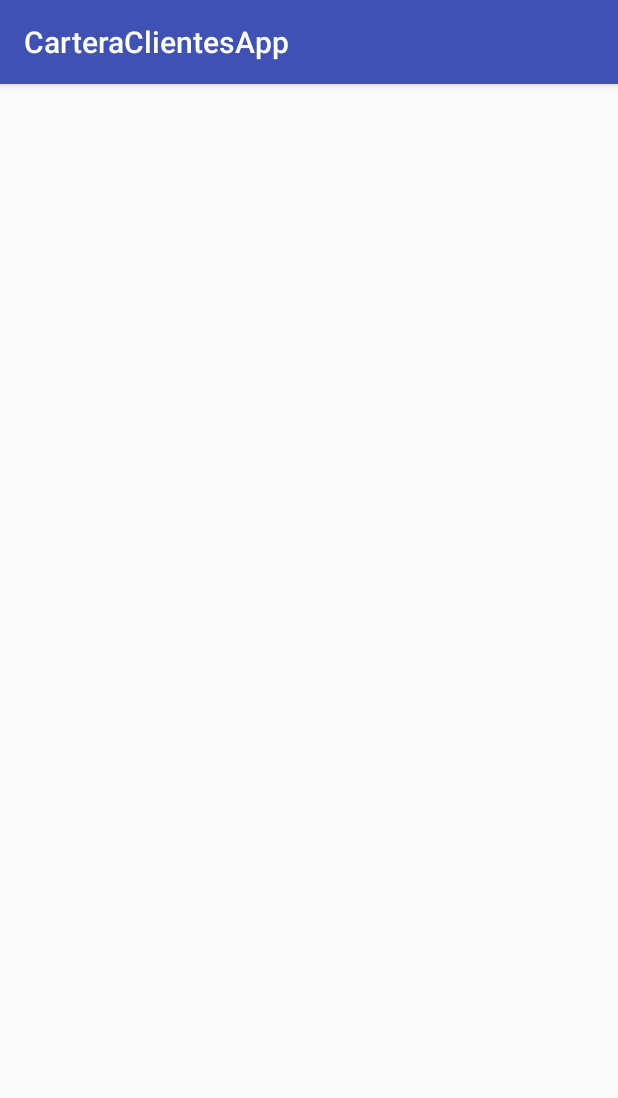
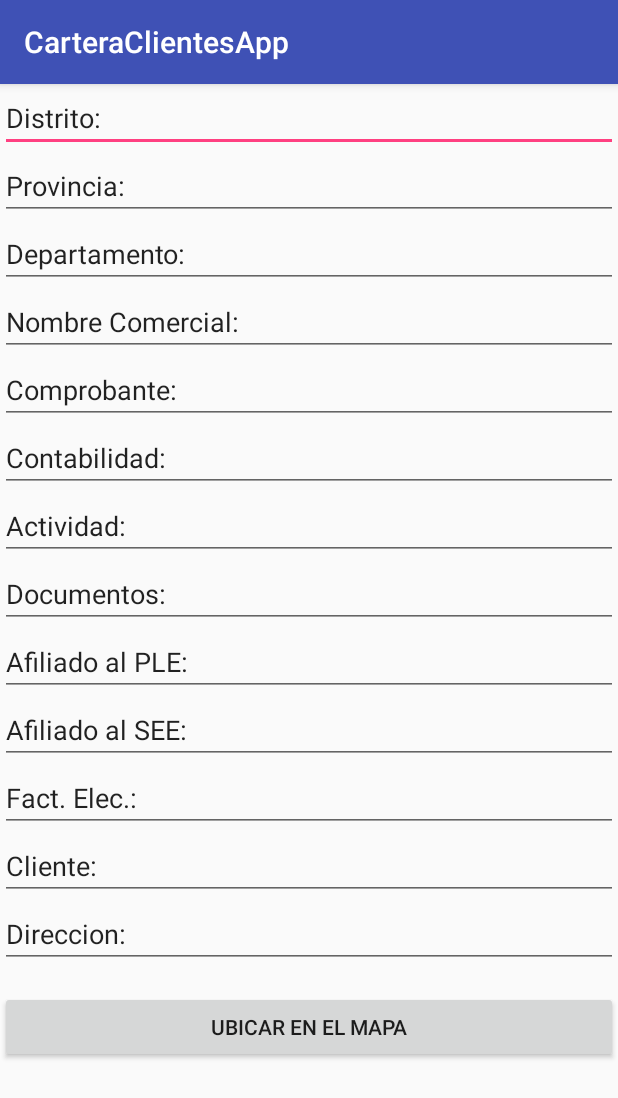
Before and after one commit to IUVADE/CarteraClientesApp, an Android app: the FiltroClienteActivity screen opened directly, with no data from a screen before it, on a phone screen of 412 x 824 dp. Shown: the top 1098 px of the screen. Run offline under Robolectric (Android 15) with nearby library versions, the phone set to English and light mode, and no system bars.

Commit message:
Correccion del layout filtroClienteLayout.xml

```diff
--- a/app/src/main/java/com/iuvade/iuvade3/carteraclientesapp/FiltroClienteActivity.java
+++ b/app/src/main/java/com/iuvade/iuvade3/carteraclientesapp/FiltroClienteActivity.java
@@ -1,13 +1,29 @@
 package com.iuvade.iuvade3.carteraclientesapp;
 
+import android.content.Intent;
 import android.support.v7.app.AppCompatActivity;
 import android.os.Bundle;
+import android.view.View;
+import android.widget.Button;
 
 public class FiltroClienteActivity extends AppCompatActivity {
+
+    private Button btnUbicar;
 
     @Override
     protected void onCreate(Bundle savedInstanceState) {
         super.onCreate(savedInstanceState);
         setContentView(R.layout.activity_filtro_cliente);
+
+        btnUbicar = findViewById(R.id.btnUbicar);
+
+        btnUbicar.setOnClickListener(new View.OnClickListener() {
+
+            @Override
+            public void onClick(View view) {
+                Intent intentMaps = new Intent(FiltroClienteActivity.this, MapsActivity.class);
+                startActivity(intentMaps);
+            }
+        });
     }
 }
--- a/app/src/main/res/layout/activity_filtro_cliente.xml
+++ b/app/src/main/res/layout/activity_filtro_cliente.xml
@@ -6,15 +6,16 @@
     android:layout_height="match_parent"
     tools:context="com.iuvade.iuvade3.carteraclientesapp.FiltroClienteActivity">
 
-    <LinearLayout
-        android:layout_width="wrap_content"
-        android:layout_height="match_parent">
+    <ScrollView
+        android:layout_width="match_parent"
+        android:layout_height="wrap_content"
+        android:verticalScrollbarPosition="right">
 
-        <ScrollView
+
+        <LinearLayout
             android:layout_width="match_parent"
-            android:layout_height="wrap_content"
-            android:verticalScrollbarPosition="right">
-
+            android:layout_height="match_parent"
+            android:orientation="vertical">
 
             <EditText
                 android:layout_width="match_parent"
@@ -26,7 +27,7 @@
                 android:layout_width="match_parent"
                 android:layout_height="wrap_content"
                 android:inputType="textPersonName"
-                android:text="Provincia:"/>
+                android:text="Provincia:" />
 
             <EditText
                 android:layout_width="match_parent"
@@ -94,16 +95,15 @@
                 android:inputType="textPersonName"
                 android:text="Direccion:" />
 
-        </ScrollView>
+            <Button
+                android:id="@+id/btnUbicar"
+                android:layout_width="match_parent"
+                android:layout_height="wrap_content"
+                android:text="Ubicar en el Mapa"
+                android:layout_marginTop="15dp"/>
+        </LinearLayout>
 
-    </LinearLayout>
+    </ScrollView>
 
-    <Button
-        android:id="@+id/ubicar"
-        android:layout_width="183dp"
-        android:layout_height="wrap_content"
-        android:text="Ubicar en el Mapa"
-        tools:layout_editor_absoluteX="101dp"
-        tools:layout_editor_absoluteY="259dp" />
 
 </LinearLayout>
```
